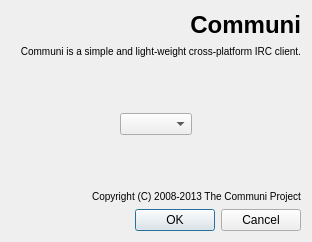
The window that src/app/settingspage.ui (communi/communi-desktop) describes before a commit, drawn with Qt 5.
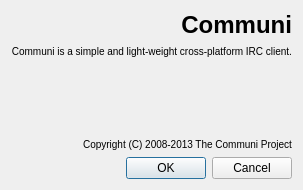
The same window after the commit. Icons and pictures are not drawn.

```diff
--- a/src/app/settingspage.ui
+++ b/src/app/settingspage.ui
@@ -41,70 +41,16 @@
     </widget>
    </item>
    <item>
-    <widget class="QWidget" name="widget" native="true">
-     <layout class="QGridLayout" name="gridLayout">
-      <item row="0" column="1">
-       <spacer name="verticalSpacer_2">
-        <property name="orientation">
-         <enum>Qt::Vertical</enum>
-        </property>
-        <property name="sizeHint" stdset="0">
-         <size>
-          <width>20</width>
-          <height>40</height>
-         </size>
-        </property>
-       </spacer>
-      </item>
-      <item row="1" column="0">
-       <spacer name="horizontalSpacer_2">
-        <property name="orientation">
-         <enum>Qt::Horizontal</enum>
-        </property>
-        <property name="sizeType">
-         <enum>QSizePolicy::Preferred</enum>
-        </property>
-        <property name="sizeHint" stdset="0">
-         <size>
-          <width>100</width>
-          <height>20</height>
-         </size>
-        </property>
-       </spacer>
-      </item>
-      <item row="1" column="2">
-       <spacer name="horizontalSpacer">
-        <property name="orientation">
-         <enum>Qt::Horizontal</enum>
-        </property>
-        <property name="sizeType">
-         <enum>QSizePolicy::Preferred</enum>
-        </property>
-        <property name="sizeHint" stdset="0">
-         <size>
-          <width>100</width>
-          <height>20</height>
-         </size>
-        </property>
-       </spacer>
-      </item>
-      <item row="2" column="1">
-       <spacer name="verticalSpacer">
-        <property name="orientation">
-         <enum>Qt::Vertical</enum>
-        </property>
-        <property name="sizeHint" stdset="0">
-         <size>
-          <width>20</width>
-          <height>40</height>
-         </size>
-        </property>
-       </spacer>
-      </item>
-      <item row="1" column="1">
-       <widget class="QComboBox" name="comboBox"/>
-      </item>
-     </layout>
+    <widget class="QScrollArea" name="scrollArea">
+     <property name="frameShape">
+      <enum>QFrame::NoFrame</enum>
+     </property>
+     <property name="widgetResizable">
+      <bool>true</bool>
+     </property>
+     <widget class="QWidget" name="content">
+      <layout class="QVBoxLayout" name="verticalLayout_2"/>
+     </widget>
     </widget>
    </item>
    <item>
```
Left out of the diff: 4 changed lines with no effect on the pictures.
